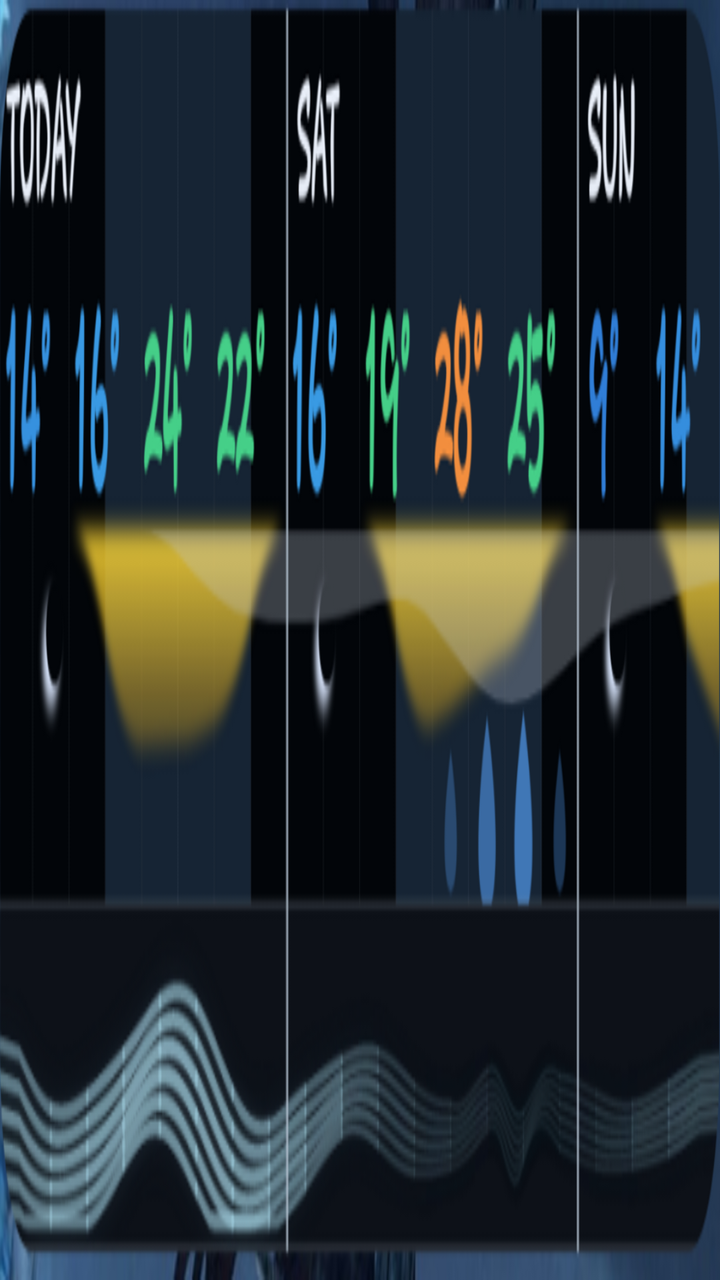
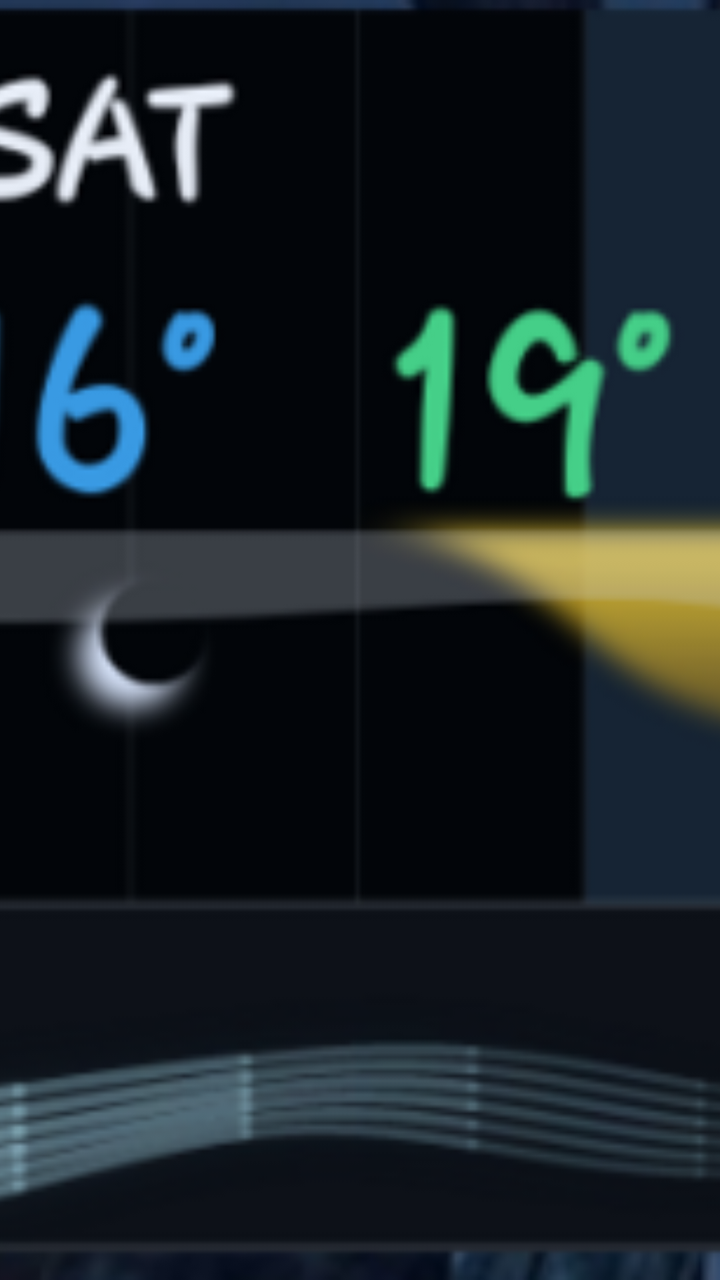

Screens rendered from an Android XML layout before and after an edit, with the pre-edit source and the edit as a unified diff.
<!-- AndroidManifest.xml: application theme Theme.VespyWeather -->
<!-- res/layout/weather_strip_widget_preview.xml -->
<?xml version="1.0" encoding="utf-8"?>
<ImageView xmlns:android="http://schemas.android.com/apk/res/android"
    android:layout_width="match_parent"
    android:layout_height="match_parent"
    android:background="@drawable/widget_preview_background"
    android:contentDescription="@string/strip_widget_description"
    android:scaleType="fitXY"
    android:src="@drawable/widget_strip_preview" />
<!-- resources referenced by this layout -->
<resources>
  <!-- drawable widget_preview_background (drawable) -->
  <?xml version="1.0" encoding="utf-8"?>
  <shape xmlns:android="http://schemas.android.com/apk/res/android" android:shape="rectangle">
      <corners android:radius="18dp" />
      <solid android:color="#0D1118" />
      <stroke android:width="1dp" android:color="#394559" />
  </shape>
  <!-- drawable widget_strip_preview: png bitmap (drawable-nodpi, 140042 bytes) -->
  <string name="strip_widget_description">Compact weather timeline with sky, precipitation and wind</string>
  <style name="Theme.VespyWeather" parent="android:style/Theme.Material.NoActionBar">
          <item name="android:fontFamily">sans</item>
          <item name="android:windowActionModeOverlay">true</item>
          <item name="android:windowLightStatusBar">false</item>
          <item name="android:navigationBarColor">#080C12</item>
          <item name="android:statusBarColor">#080C12</item>
          <item name="android:windowNoTitle">true</item>
      </style>
</resources>

<!-- the commit's change to res/layout/weather_strip_widget_preview.xml (unified diff, before → after) -->
@@ -4,5 +4,5 @@
     android:layout_height="match_parent"
     android:background="@drawable/widget_preview_background"
     android:contentDescription="@string/strip_widget_description"
-    android:scaleType="fitXY"
+    android:scaleType="centerCrop"
     android:src="@drawable/widget_strip_preview" />
